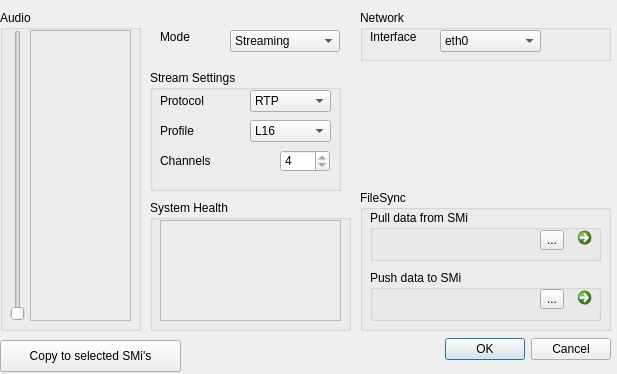
Qt form MINT/gui/UIs/SMconfig.ui (iem-projects/WILMAmix) before a commit.
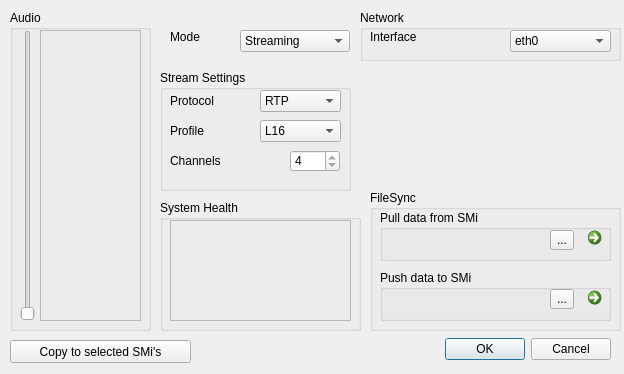
The same form after that commit.

The edit to the form file:
```diff
--- a/MINT/gui/UIs/SMconfig.ui
+++ b/MINT/gui/UIs/SMconfig.ui
@@ -6,7 +6,7 @@
    <rect>
     <x>0</x>
     <y>0</y>
-    <width>617</width>
+    <width>624</width>
     <height>374</height>
    </rect>
   </property>
@@ -35,10 +35,10 @@
   <widget class="QPushButton" name="copyConfigButton">
    <property name="geometry">
     <rect>
-     <x>0</x>
+     <x>10</x>
      <y>340</y>
      <width>181</width>
-     <height>32</height>
+     <height>23</height>
     </rect>
    </property>
    <property name="text">
@@ -48,7 +48,7 @@
   <widget class="QGroupBox" name="frame_FileSync">
    <property name="geometry">
     <rect>
-     <x>360</x>
+     <x>370</x>
      <y>190</y>
      <width>251</width>
      <height>141</height>
@@ -180,7 +180,7 @@
   <widget class="QGroupBox" name="frame_Audio">
    <property name="geometry">
     <rect>
-     <x>0</x>
+     <x>10</x>
      <y>10</y>
      <width>141</width>
      <height>321</height>
@@ -222,7 +222,7 @@
   <widget class="QGroupBox" name="groupBox">
    <property name="geometry">
     <rect>
-     <x>150</x>
+     <x>160</x>
      <y>200</y>
      <width>201</width>
      <height>131</height>
@@ -251,7 +251,7 @@
   <widget class="QWidget" name="frame_Mode" native="true">
    <property name="geometry">
     <rect>
-     <x>140</x>
+     <x>150</x>
      <y>10</y>
      <width>211</width>
      <height>181</height>
@@ -399,7 +399,7 @@
     <rect>
      <x>360</x>
      <y>10</y>
-     <width>251</width>
+     <width>261</width>
      <height>51</height>
     </rect>
    </property>
@@ -409,7 +409,7 @@
    <widget class="QComboBox" name="networkInterface">
     <property name="geometry">
      <rect>
-      <x>80</x>
+      <x>150</x>
       <y>20</y>
       <width>101</width>
       <height>22</height>
```
Left out of the diff: 6 changed lines with no effect on the pictures.
